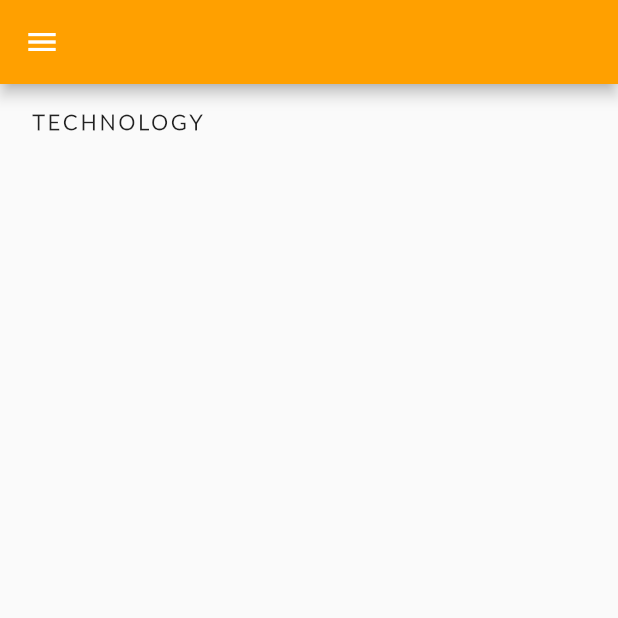
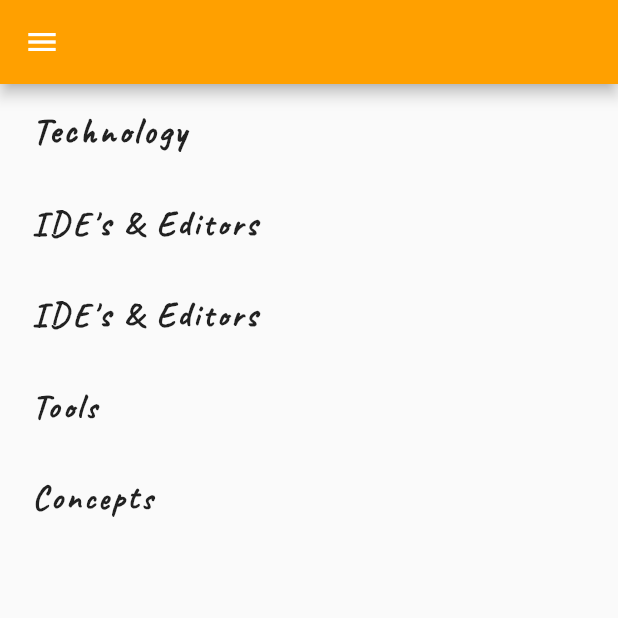
Before and after one commit to IvyLeano/Portfolio, a Flutter app: the TechnologyScreen screen opened directly, on a phone screen of 412 x 824 dp, the top half of it. Run offline on Flutter 3.47's test engine with Material 2 defaults, Android fonts, the phone set to English and light mode, and no system bars.

Commit message:
Add technology components

```diff
--- /dev/null
+++ b/lib/Components/Technology/technology_concepts_component.dart
@@ -0,0 +1,33 @@
+import 'package:Portfolio/Components/Technology/technology_list_component.dart';
+import 'package:flutter/cupertino.dart';
+import 'package:flutter/material.dart';
+
+import '../../constants.dart';
+import '../header_component.dart';
+
+class TechnologyConceptsComponent extends StatelessWidget {
+  const TechnologyConceptsComponent({Key key});
+
+  @override
+  Widget build(BuildContext context) {
+    return Column(
+      children: <Widget>[
+        HeaderComponent(
+            header: Constants.TECHNOLOGY_HEADER_FOUR,
+            fontFamily: Constants.HEADER_FONT_FAMILY,
+            fontSize: Constants.HEADER_FONT_SIZE),
+        SizedBox(
+          height: MediaQuery.of(context).size.height *
+              Constants
+                  .SIZED_BOX_HEIGHT_AS_PERCENTAGE_OF_SCREEN_HEIGHT_BELOW_HEADING,
+        ),
+        SizedBox(
+          height: MediaQuery.of(context).size.height *
+              Constants
+                  .SIZED_BOX_HEIGHT_AS_PERCENTAGE_OF_SCREEN_HEIGHT_BELOW_HEADING,
+        ),
+//        TechnologyListComponent(),
+      ],
+    );
+  }
+}
--- /dev/null
+++ b/lib/Components/Technology/technology_ides_editors.dart
@@ -0,0 +1,33 @@
+import 'package:Portfolio/Components/Technology/technology_list_component.dart';
+import 'package:flutter/cupertino.dart';
+import 'package:flutter/material.dart';
+
+import '../../constants.dart';
+import '../header_component.dart';
+
+class TechnologyIdesEditorsComponent extends StatelessWidget {
+  const TechnologyIdesEditorsComponent({Key key});
+
+  @override
+  Widget build(BuildContext context) {
+    return Column(
+      children: <Widget>[
+        HeaderComponent(
+            header: Constants.TECHNOLOGY_HEADER_ONE,
+            fontFamily: Constants.HEADER_FONT_FAMILY,
+            fontSize: Constants.HEADER_FONT_SIZE),
+        SizedBox(
+          height: MediaQuery.of(context).size.height *
+              Constants
+                  .SIZED_BOX_HEIGHT_AS_PERCENTAGE_OF_SCREEN_HEIGHT_BELOW_HEADING,
+        ),
+        SizedBox(
+          height: MediaQuery.of(context).size.height *
+              Constants
+                  .SIZED_BOX_HEIGHT_AS_PERCENTAGE_OF_SCREEN_HEIGHT_BELOW_HEADING,
+        ),
+//        TechnologyListComponent(),
+      ],
+    );
+  }
+}
--- /dev/null
+++ b/lib/Components/Technology/technology_languages_frameworks_sdks_components.dart
@@ -0,0 +1,33 @@
+import 'package:Portfolio/Components/Technology/technology_list_component.dart';
+import 'package:flutter/cupertino.dart';
+import 'package:flutter/material.dart';
+
+import '../../constants.dart';
+import '../header_component.dart';
+
+class TechnologyLanguagesFrameworksSdksComponent extends StatelessWidget {
+  const TechnologyLanguagesFrameworksSdksComponent({Key key});
+
+  @override
+  Widget build(BuildContext context) {
+    return Column(
+      children: <Widget>[
+        HeaderComponent(
+            header: Constants.TECHNOLOGY_HEADER_ONE,
+            fontFamily: Constants.HEADER_FONT_FAMILY,
+            fontSize: Constants.HEADER_FONT_SIZE),
+        SizedBox(
+          height: MediaQuery.of(context).size.height *
+              Constants
+                  .SIZED_BOX_HEIGHT_AS_PERCENTAGE_OF_SCREEN_HEIGHT_BELOW_HEADING,
+        ),
+        SizedBox(
+          height: MediaQuery.of(context).size.height *
+              Constants
+                  .SIZED_BOX_HEIGHT_AS_PERCENTAGE_OF_SCREEN_HEIGHT_BELOW_HEADING,
+        ),
+//        TechnologyListComponent(),
+      ],
+    );
+  }
+}
--- /dev/null
+++ b/lib/Components/Technology/technology_list_component.dart
@@ -0,0 +1,40 @@
+import 'package:flutter/cupertino.dart';
+import 'package:flutter/material.dart';
+
+class TechnologyListComponent extends StatelessWidget {
+  const TechnologyListComponent({Key key});
+
+  @override
+  Widget build(BuildContext context) {
+    return Column(
+      children: <Widget>[
+        ListView(
+          // This next line does the trick.
+          scrollDirection: Axis.horizontal,
+          children: <Widget>[
+            Container(
+              width: 160.0,
+              color: Colors.red,
+            ),
+            Container(
+              width: 160.0,
+              color: Colors.blue,
+            ),
+            Container(
+              width: 160.0,
+              color: Colors.green,
+            ),
+            Container(
+              width: 160.0,
+              color: Colors.yellow,
+            ),
+            Container(
+              width: 160.0,
+              color: Colors.orange,
+            ),
+          ],
+        ),
+      ],
+    );
+  }
+}
--- /dev/null
+++ b/lib/Components/Technology/technology_tools.dart
@@ -0,0 +1,33 @@
+import 'package:Portfolio/Components/Technology/technology_list_component.dart';
+import 'package:flutter/cupertino.dart';
+import 'package:flutter/material.dart';
+
+import '../../constants.dart';
+import '../header_component.dart';
+
+class TechnologyToolsComponent extends StatelessWidget {
+  const TechnologyToolsComponent({Key key});
+
+  @override
+  Widget build(BuildContext context) {
+    return Column(
+      children: <Widget>[
+        HeaderComponent(
+            header: Constants.TECHNOLOGY_HEADER_THREE,
+            fontFamily: Constants.HEADER_FONT_FAMILY,
+            fontSize: Constants.HEADER_FONT_SIZE),
+        SizedBox(
+          height: MediaQuery.of(context).size.height *
+              Constants
+                  .SIZED_BOX_HEIGHT_AS_PERCENTAGE_OF_SCREEN_HEIGHT_BELOW_HEADING,
+        ),
+        SizedBox(
+          height: MediaQuery.of(context).size.height *
+              Constants
+                  .SIZED_BOX_HEIGHT_AS_PERCENTAGE_OF_SCREEN_HEIGHT_BELOW_HEADING,
+        ),
+//        TechnologyListComponent(),
+      ],
+    );
+  }
+}
--- a/lib/Screens/technology_screen.dart
+++ b/lib/Screens/technology_screen.dart
@@ -1,3 +1,8 @@
+import 'package:Portfolio/Components/Technology/technology_concepts_component.dart';
+import 'package:Portfolio/Components/Technology/technology_ides_editors.dart';
+import 'package:Portfolio/Components/Technology/technology_languages_frameworks_sdks_components.dart';
+import 'package:Portfolio/Components/Technology/technology_list_component.dart';
+import 'package:Portfolio/Components/Technology/technology_tools.dart';
 import 'package:Portfolio/Components/header_component.dart';
 import 'package:Portfolio/Components/nav_bar_component.dart';
 import 'package:flutter/cupertino.dart';
@@ -25,13 +30,22 @@ class TechnologyScreen extends StatelessWidget {
                   Constants.LEFT_RIGHT_PADDING_AS_PERCENTAGE_0F_SCREEN_WIDTH,
               MediaQuery.of(context).size.width *
                   Constants.TOP_BOTTOM_PADDING_AS_PERCENTAGE_0F_SCREEN_HEIGHT),
-          child: Container(
-            width: MediaQuery.of(context).size.width,
-            child: Column(
-              children: <Widget>[
-                HeaderComponent(header: Constants.TECHNOLOGY_HEADER_ONE),
-              ],
-            ),
+          child: Column(
+            children: <Widget>[
+              HeaderComponent(
+                  header: Constants.TECHNOLOGY_HEADER_TITLE,
+                  fontFamily: Constants.TITLE_FONT_FAMILY,
+                  fontSize: Constants.TITLE_FONT_SIZE),
+              SizedBox(
+                height: MediaQuery.of(context).size.height *
+                    Constants
+                        .SIZED_BOX_HEIGHT_AS_PERCENTAGE_OF_SCREEN_HEIGHT_BELOW_TITLE,
+              ),
+              TechnologyIdesEditorsComponent(),
+              TechnologyLanguagesFrameworksSdksComponent(),
+              TechnologyToolsComponent(),
+              TechnologyConceptsComponent(),
+            ],
           ),
         ),
       ),
--- a/lib/constants.dart
+++ b/lib/constants.dart
@@ -27,10 +27,23 @@ class Constants {
   static const String PROJECTS_HEADER_ONE = "PROJECTS";
 
   // 1.4. TECHNOLOGY PAGE
-  static const String TECHNOLOGY_HEADER_ONE = "TECHNOLOGY";
+  static const String TECHNOLOGY_HEADER_TITLE = "Technology";
+
+  static const String TECHNOLOGY_HEADER_ONE = "IDE's & Editors";
+  static const TECHNOLOGY_HEADER_ONE_LIST = ['Android Studio', 'Eclipse', 'Visual Studio', 'IntelliJ', 'XCode'];
+
+  static const String TECHNOLOGY_HEADER_TWO = "Languages, Frameworks & SDKs";
+  static const TECHNOLOGY_HEADER_TWO_LIST = ['JAVA', 'C', 'C++', 'Objective-C', 'Dart', 'Swift', 'JavaScript', 'Spring Boot', 'Flutter'];
+
+  static const String TECHNOLOGY_HEADER_THREE = "Tools";
+  static const TECHNOLOGY_HEADER_THREE_LIST = ['Trello', 'Git Version Control'];
+
+  static const String TECHNOLOGY_HEADER_FOUR = "Concepts";
+  static const TECHNOLOGY_HEADER_FOUR_LIST = ['Object Oriented Programming', 'Agile Workflow'];
 
   // 1.5. CONTACT PAGE
   static const String CONTACT_TITLE = "Contact Information & More";
+
   static const String CONTACT_HEADER_ONE = "Email Address";
   static const String CONTACT_HEADER_ONE_DESCRIPTION = "ivy.leano@outlook.com";
 
```
